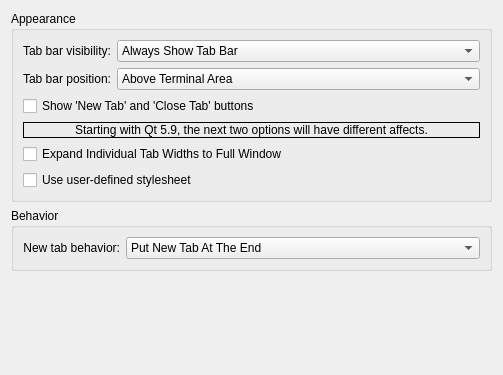
First picture: the form in src/settings/TabBarSettings.ui, repository KDE/konsole, before the edit.
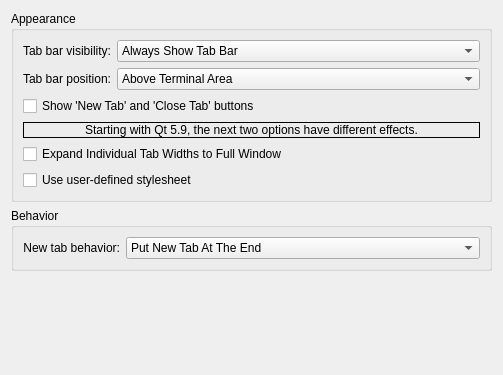
Second picture: the form after the edit. Custom widgets are drawn as their Qt base class.

Commit message:
Refine tab bar settings UI string
Summary:
Make the Qt 5.9 sentence present tense since we already
passed that version, and add a minor grammar update.

Reviewers: #konsole, hindenburg

Reviewed By: #konsole, hindenburg

Subscribers: ngraham, hindenburg, konsole-devel

Tags: #konsole

Patch:
```diff
--- a/src/settings/TabBarSettings.ui
+++ b/src/settings/TabBarSettings.ui
@@ -125,7 +125,7 @@
          <enum>QFrame::Plain</enum>
         </property>
         <property name="text">
-         <string>Starting with Qt 5.9, the next two options will have different affects.</string>
+         <string>Starting with Qt 5.9, the next two options have different effects.</string>
         </property>
         <property name="alignment">
          <set>Qt::AlignCenter</set>
```
